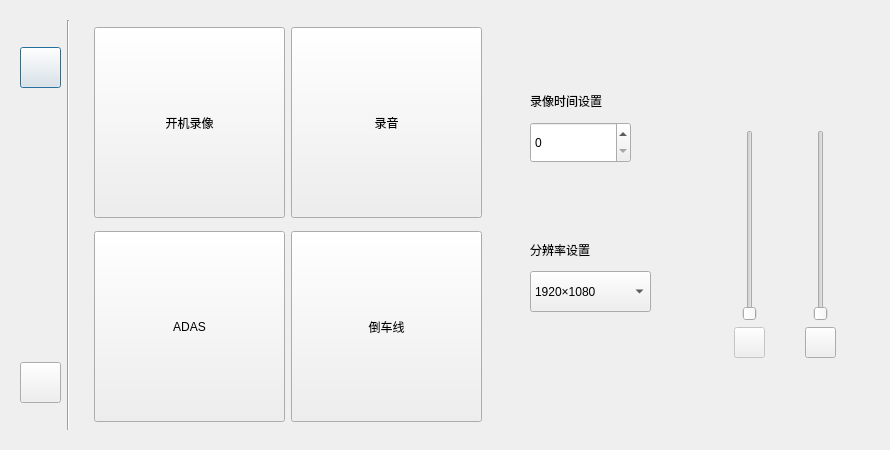
The window that setfirst.ui (jjzhang166/DvrUI) describes before a commit, drawn with Qt 5.
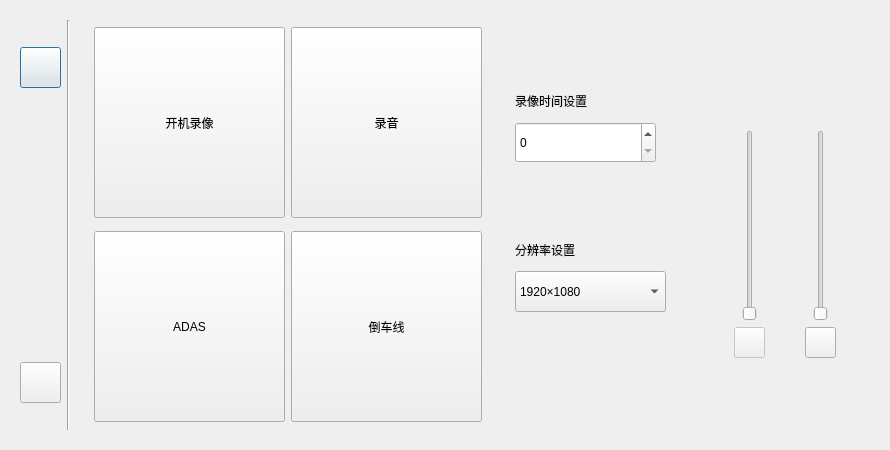
The same window after the commit. Icons and pictures are not drawn.

Diff of the .ui file:
```diff
--- a/setfirst.ui
+++ b/setfirst.ui
@@ -239,13 +239,13 @@
          <widget class="QLabel" name="label">
           <property name="minimumSize">
            <size>
-            <width>101</width>
+            <width>151</width>
             <height>31</height>
            </size>
           </property>
           <property name="maximumSize">
            <size>
-            <width>101</width>
+            <width>151</width>
             <height>31</height>
            </size>
           </property>
@@ -258,13 +258,13 @@
          <widget class="QSpinBox" name="movieTimeSetting">
           <property name="minimumSize">
            <size>
-            <width>101</width>
+            <width>141</width>
             <height>41</height>
            </size>
           </property>
           <property name="maximumSize">
            <size>
-            <width>101</width>
+            <width>141</width>
             <height>41</height>
            </size>
           </property>
@@ -304,13 +304,13 @@
          <widget class="QLabel" name="label_2">
           <property name="minimumSize">
            <size>
-            <width>101</width>
+            <width>141</width>
             <height>31</height>
            </size>
           </property>
           <property name="maximumSize">
            <size>
-            <width>101</width>
+            <width>141</width>
             <height>31</height>
            </size>
           </property>
@@ -323,13 +323,13 @@
          <widget class="QComboBox" name="comboBox">
           <property name="minimumSize">
            <size>
-            <width>121</width>
+            <width>151</width>
             <height>41</height>
            </size>
           </property>
           <property name="maximumSize">
            <size>
-            <width>121</width>
+            <width>151</width>
             <height>41</height>
            </size>
           </property>
```
Left out of the diff: 4 changed lines with no effect on the pictures.
